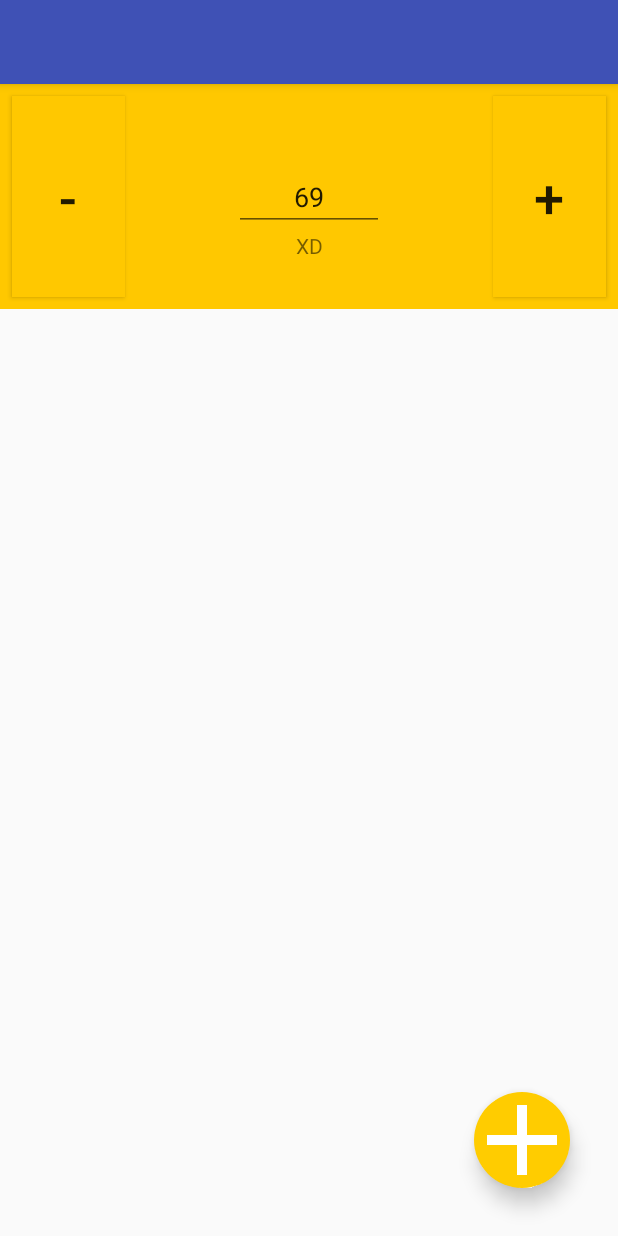
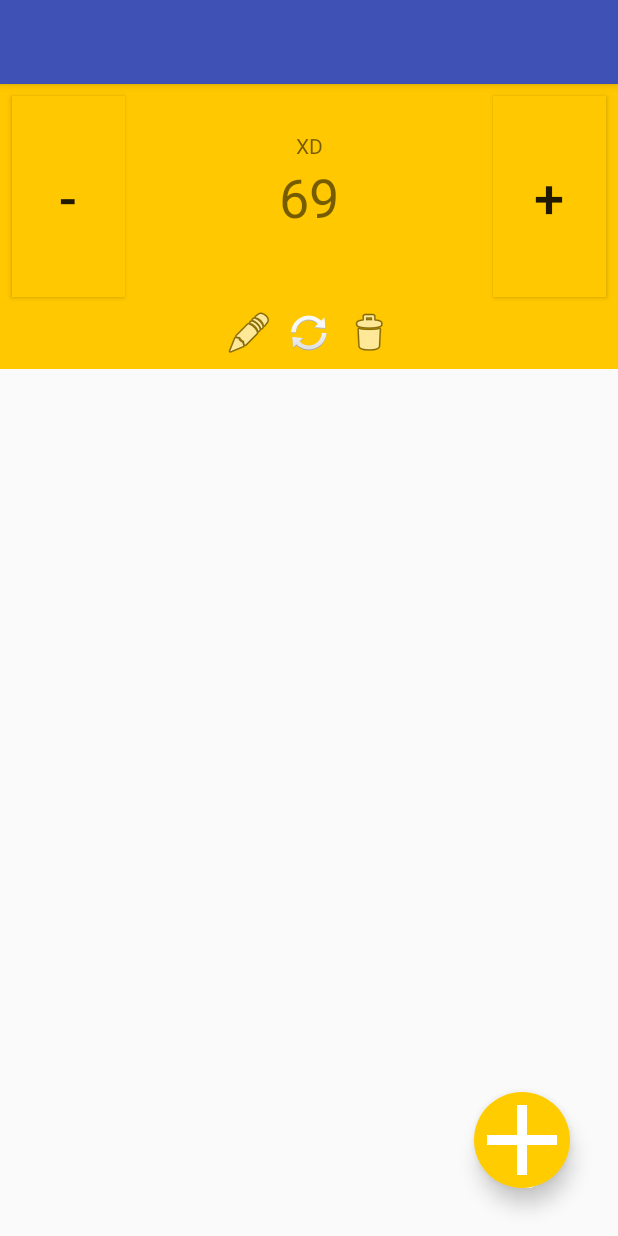
Before and after one commit to jaro2gw/KLKR, an Android app: the screen it shows after launch (MainActivity), on a phone screen of 412 x 824 dp. Run offline under Robolectric (Android 15) with nearby library versions, the phone set to English and light mode, and no system bars.

Commit message:
Add clicker menu

```diff
--- a/app/src/main/res/layout/clicker.xml
+++ b/app/src/main/res/layout/clicker.xml
@@ -3,11 +3,29 @@
     xmlns:app="http://schemas.android.com/apk/res-auto"
     xmlns:tools="http://schemas.android.com/tools"
     android:layout_width="match_parent"
+    android:layout_height="wrap_content"
+    android:background="@color/colorAccent"
+    android:minHeight="@dimen/clicker_height"
+    tools:context=".model.clicker.Clicker"
+    tools:layout_editor_absoluteY="25dp">
+
+    <android.support.constraint.ConstraintLayout
+        android:id="@+id/constraintLayout"
+        android:layout_width="match_parent"
         android:layout_height="@dimen/clicker_height"
+        android:visibility="visible">
+
+        <Button
+            android:id="@+id/button_inc"
+            android:layout_width="75dp"
+            android:layout_height="134dp"
+            android:layout_marginEnd="8dp"
             android:background="@color/colorAccent"
-    android:maxHeight="@dimen/clicker_height"
-    android:minHeight="@dimen/clicker_height"
-    tools:context=".model.clicker.Clicker">
+            android:text="@string/plus"
+            android:textSize="36sp"
+            app:layout_constraintBottom_toBottomOf="parent"
+            app:layout_constraintEnd_toEndOf="parent"
+            app:layout_constraintTop_toTopOf="parent" />
 
         <Button
             android:id="@+id/button_dec"
@@ -21,41 +39,86 @@
             app:layout_constraintStart_toStartOf="parent"
             app:layout_constraintTop_toTopOf="parent" />
 
-    <Button
-        android:id="@+id/button_inc"
-        android:layout_width="75dp"
-        android:layout_height="134dp"
-        android:layout_marginEnd="8dp"
-        android:background="@color/colorAccent"
-        android:text="@string/plus"
-        android:textSize="36sp"
-        app:layout_constraintBottom_toBottomOf="parent"
-        app:layout_constraintEnd_toEndOf="parent"
-        app:layout_constraintTop_toTopOf="parent" />
+        <TextView
+            android:id="@+id/name_view"
+            android:layout_width="wrap_content"
+            android:layout_height="wrap_content"
+            android:text="@string/name"
+            app:layout_constraintBottom_toTopOf="@+id/count_view"
+            app:layout_constraintEnd_toEndOf="@+id/count_view"
+            app:layout_constraintHorizontal_bias="0.507"
+            app:layout_constraintStart_toStartOf="@+id/count_view" />
 
-    <EditText
+        <TextView
             android:id="@+id/count_view"
             android:layout_width="100dp"
             android:layout_height="wrap_content"
             android:layout_margin="8dp"
             android:ems="10"
             android:importantForAutofill="no"
-        android:inputType="numberSigned"
             android:labelFor="@id/count_view"
             android:text="@string/zero"
             android:textAlignment="center"
+            android:textAllCaps="false"
+            android:textSize="36sp"
             app:layout_constraintBottom_toBottomOf="parent"
             app:layout_constraintEnd_toStartOf="@+id/button_inc"
             app:layout_constraintStart_toEndOf="@+id/button_dec"
             app:layout_constraintTop_toTopOf="parent" />
 
-    <TextView
-        android:id="@+id/name_view"
+        <ImageButton
+            android:id="@+id/imageButton3"
             android:layout_width="wrap_content"
             android:layout_height="wrap_content"
-        android:text="@string/name"
+            android:layout_marginTop="8dp"
+            android:background="@color/colorAccent"
+            android:src="?android:attr/findOnPageNextDrawable"
             app:layout_constraintEnd_toEndOf="@+id/count_view"
             app:layout_constraintStart_toStartOf="@+id/count_view"
             app:layout_constraintTop_toBottomOf="@+id/count_view" />
+    </android.support.constraint.ConstraintLayout>
+
+    <android.support.constraint.ConstraintLayout
+        android:layout_width="match_parent"
+        android:layout_height="wrap_content"
+        app:layout_constraintTop_toBottomOf="@+id/constraintLayout">
+
+        <ImageButton
+            android:id="@+id/button_refresh"
+            android:layout_width="wrap_content"
+            android:layout_height="wrap_content"
+            android:layout_marginBottom="8dp"
+            android:background="@color/colorAccent"
+            android:src="@android:drawable/ic_popup_sync"
+            app:layout_constraintBottom_toBottomOf="parent"
+            app:layout_constraintEnd_toEndOf="parent"
+            app:layout_constraintStart_toStartOf="parent"
+            app:layout_constraintTop_toTopOf="parent"
+            app:layout_constraintVertical_bias="1.0" />
+
+        <ImageButton
+            android:id="@+id/imageButton4"
+            android:layout_width="wrap_content"
+            android:layout_height="wrap_content"
+            android:layout_marginStart="8dp"
+            android:layout_marginBottom="8dp"
+            android:background="@color/colorAccent"
+            android:src="@android:drawable/ic_menu_delete"
+            app:layout_constraintBottom_toBottomOf="parent"
+            app:layout_constraintStart_toEndOf="@+id/button_refresh"
+            app:layout_constraintTop_toTopOf="parent" />
+
+        <ImageButton
+            android:id="@+id/imageButton5"
+            android:layout_width="wrap_content"
+            android:layout_height="wrap_content"
+            android:layout_marginEnd="8dp"
+            android:layout_marginBottom="8dp"
+            android:background="@color/colorAccent"
+            android:src="@android:drawable/ic_menu_edit"
+            app:layout_constraintBottom_toBottomOf="parent"
+            app:layout_constraintEnd_toStartOf="@+id/button_refresh"
+            app:layout_constraintTop_toTopOf="parent" />
+    </android.support.constraint.ConstraintLayout>
 
 </android.support.constraint.ConstraintLayout>
--- a/app/src/main/res/values/dimens.xml
+++ b/app/src/main/res/values/dimens.xml
@@ -1,4 +1,5 @@
 <resources>
     <dimen name="add_button_margin">32dp</dimen>
     <dimen name="clicker_height">150dp</dimen>
+    <dimen name="clicker_menu_height">50dp</dimen>
 </resources>
```
Lines whose indentation alone changed are shown as unchanged.
